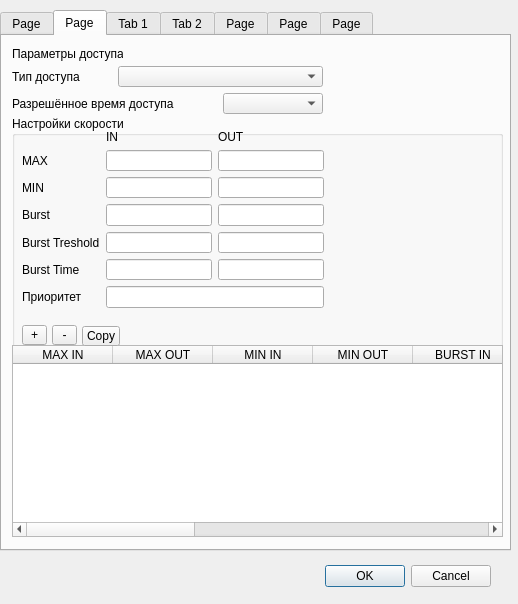
Qt form mdi/tp_edit.ui (brat002/ExpertBilling) before a commit.
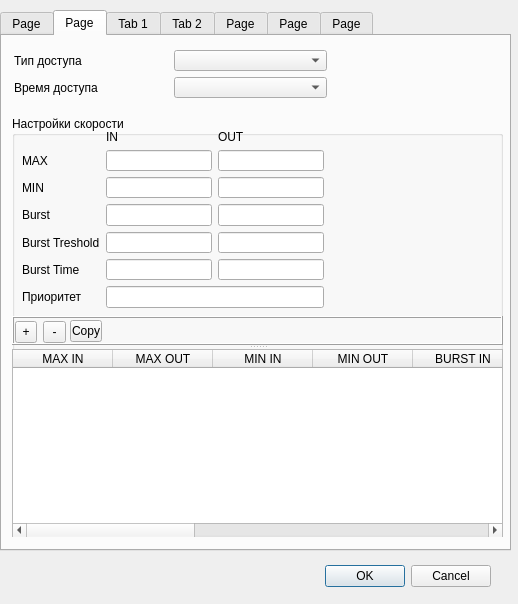
The same form after that commit. The open tabs and pages were chosen to show the change. Icons and pictures are not drawn.

The edit to the form file:
```diff
--- a/mdi/tp_edit.ui
+++ b/mdi/tp_edit.ui
@@ -162,20 +162,7 @@
     <attribute name="title" >
      <string>Page</string>
     </attribute>
-    <widget class="QLabel" name="label_12" >
-     <property name="geometry" >
-      <rect>
-       <x>10</x>
-       <y>10</y>
-       <width>111</width>
-       <height>16</height>
-      </rect>
-     </property>
-     <property name="text" >
-      <string>Параметры доступа</string>
-     </property>
-    </widget>
-    <widget class="QGroupBox" name="groupBox_3" >
+    <widget class="QGroupBox" name="speed_access_groupBox" >
      <property name="geometry" >
       <rect>
        <x>10</x>
@@ -187,110 +174,6 @@
      <property name="title" >
       <string>Настройки скорости</string>
      </property>
-     <widget class="QTableWidget" name="tableWidget_7" >
-      <property name="geometry" >
-       <rect>
-        <x>0</x>
-        <y>229</y>
-        <width>491</width>
-        <height>192</height>
-       </rect>
-      </property>
-      <column>
-       <property name="text" >
-        <string>MAX IN</string>
-       </property>
-      </column>
-      <column>
-       <property name="text" >
-        <string>MAX OUT</string>
-       </property>
-      </column>
-      <column>
-       <property name="text" >
-        <string>MIN IN</string>
-       </property>
-      </column>
-      <column>
-       <property name="text" >
-        <string>MIN OUT</string>
-       </property>
-      </column>
-      <column>
-       <property name="text" >
-        <string>BURST IN</string>
-       </property>
-      </column>
-      <column>
-       <property name="text" >
-        <string>BURST OUT</string>
-       </property>
-      </column>
-      <column>
-       <property name="text" >
-        <string>Burst Tr IN</string>
-       </property>
-      </column>
-      <column>
-       <property name="text" >
-        <string>Burst Tr OUT</string>
-       </property>
-      </column>
-      <column>
-       <property name="text" >
-        <string>Burst time IN</string>
-       </property>
-      </column>
-      <column>
-       <property name="text" >
-        <string>Burst time OUT</string>
-       </property>
-      </column>
-      <column>
-       <property name="text" >
-        <string>Priority</string>
-       </property>
-      </column>
-     </widget>
-     <widget class="QToolButton" name="toolButton_15" >
-      <property name="geometry" >
-       <rect>
-        <x>10</x>
-        <y>209</y>
-        <width>25</width>
-        <height>20</height>
-       </rect>
-      </property>
-      <property name="text" >
-       <string>+</string>
-      </property>
-     </widget>
-     <widget class="QToolButton" name="toolButton_16" >
-      <property name="geometry" >
-       <rect>
-        <x>40</x>
-        <y>209</y>
-        <width>25</width>
-        <height>20</height>
-       </rect>
-      </property>
-      <property name="text" >
-       <string>-</string>
-      </property>
-     </widget>
-     <widget class="QToolButton" name="toolButton_17" >
-      <property name="geometry" >
-       <rect>
-        <x>70</x>
-        <y>210</y>
-        <width>38</width>
-        <height>20</height>
-       </rect>
-      </property>
-      <property name="text" >
-       <string>Copy</string>
-      </property>
-     </widget>
      <widget class="QWidget" name="layoutWidget" >
       <property name="geometry" >
        <rect>
@@ -392,19 +275,148 @@
        </item>
       </layout>
      </widget>
-    </widget>
-    <widget class="QWidget" name="layoutWidget" >
+     <widget class="QSplitter" name="splitter_3" >
+      <property name="geometry" >
+       <rect>
+        <x>0</x>
+        <y>200</y>
+        <width>491</width>
+        <height>222</height>
+       </rect>
+      </property>
+      <property name="orientation" >
+       <enum>Qt::Vertical</enum>
+      </property>
+      <widget class="QFrame" name="frame" >
+       <property name="frameShape" >
+        <enum>QFrame::Box</enum>
+       </property>
+       <property name="frameShadow" >
+        <enum>QFrame::Raised</enum>
+       </property>
+       <widget class="QToolButton" name="add_speed_button" >
+        <property name="geometry" >
+         <rect>
+          <x>3</x>
+          <y>5</y>
+          <width>22</width>
+          <height>22</height>
+         </rect>
+        </property>
+        <property name="text" >
+         <string>+</string>
+        </property>
+        <property name="icon" >
+         <iconset>images/add.png</iconset>
+        </property>
+        <property name="iconSize" >
+         <size>
+          <width>22</width>
+          <height>22</height>
+         </size>
+        </property>
+       </widget>
+       <widget class="QToolButton" name="copy_speed_button" >
      <property name="geometry" >
       <rect>
-       <x>10</x>
-       <y>30</y>
-       <width>311</width>
+          <x>58</x>
+          <y>4</y>
+          <width>32</width>
+          <height>22</height>
+         </rect>
+        </property>
+        <property name="text" >
+         <string>Copy</string>
+        </property>
+       </widget>
+       <widget class="QToolButton" name="delete_speed_button" >
+        <property name="geometry" >
+         <rect>
+          <x>31</x>
+          <y>5</y>
+          <width>23</width>
+          <height>22</height>
+         </rect>
+        </property>
+        <property name="text" >
+         <string>-</string>
+        </property>
+        <property name="icon" >
+         <iconset>images/del.png</iconset>
+        </property>
+       </widget>
+      </widget>
+      <widget class="QTableWidget" name="speed_table" >
+       <column>
+        <property name="text" >
+         <string>MAX IN</string>
+        </property>
+       </column>
+       <column>
+        <property name="text" >
+         <string>MAX OUT</string>
+        </property>
+       </column>
+       <column>
+        <property name="text" >
+         <string>MIN IN</string>
+        </property>
+       </column>
+       <column>
+        <property name="text" >
+         <string>MIN OUT</string>
+        </property>
+       </column>
+       <column>
+        <property name="text" >
+         <string>BURST IN</string>
+        </property>
+       </column>
+       <column>
+        <property name="text" >
+         <string>BURST OUT</string>
+        </property>
+       </column>
+       <column>
+        <property name="text" >
+         <string>Burst Tr IN</string>
+        </property>
+       </column>
+       <column>
+        <property name="text" >
+         <string>Burst Tr OUT</string>
+        </property>
+       </column>
+       <column>
+        <property name="text" >
+         <string>Burst time IN</string>
+        </property>
+       </column>
+       <column>
+        <property name="text" >
+         <string>Burst time OUT</string>
+        </property>
+       </column>
+       <column>
+        <property name="text" >
+         <string>Priority</string>
+        </property>
+       </column>
+      </widget>
+     </widget>
+    </widget>
+    <widget class="QWidget" name="" >
+     <property name="geometry" >
+      <rect>
+       <x>12</x>
+       <y>14</y>
+       <width>313</width>
        <height>48</height>
       </rect>
      </property>
      <layout class="QGridLayout" >
       <item row="0" column="0" >
-       <widget class="QLabel" name="label_13" >
+       <widget class="QLabel" name="access_type_label" >
         <property name="text" >
          <string>Тип доступа</string>
         </property>
@@ -413,21 +425,21 @@
         </property>
        </widget>
       </item>
-      <item row="0" column="1" colspan="2" >
-       <widget class="QComboBox" name="comboBox_2" />
+      <item row="0" column="1" >
+       <widget class="QComboBox" name="access_type_edit" />
       </item>
-      <item row="1" column="0" colspan="2" >
-       <widget class="QLabel" name="label_14" >
+      <item row="1" column="0" >
+       <widget class="QLabel" name="access_time_label" >
         <property name="text" >
-         <string>Разрешённое время доступа</string>
+         <string>Время доступа</string>
         </property>
         <property name="buddy" >
          <cstring>comboBox_3</cstring>
         </property>
        </widget>
       </item>
-      <item row="1" column="2" >
-       <widget class="QComboBox" name="comboBox_3" />
+      <item row="1" column="1" >
+       <widget class="QComboBox" name="access_time_edit" />
       </item>
      </layout>
     </widget>
```
Left out of the diff: 185 changed lines with no effect on the pictures. Lines whose indentation alone changed are shown as unchanged.
